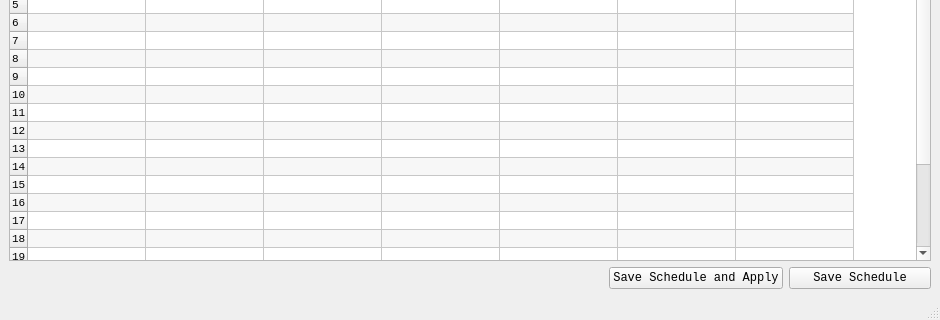
Before: the Qt Designer form ui/pomodor_ui.ui in carlosfelgarcia/PomodoTimer, drawn with Qt 5; both pictures show x 0 to 940 and y 280 to 600 of the 940 by 600 pixel window.
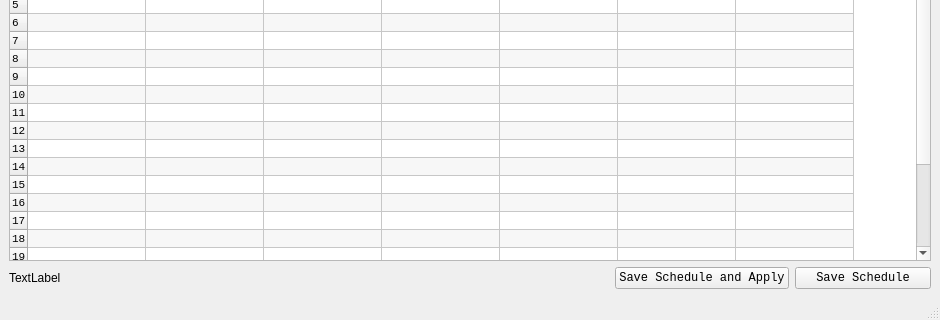
After: the same form once the commit is applied. Icons and pictures are not drawn.

Commit message: Managed pomodor timer by signals through the schedule. Set the calendar so it does set the background color if selected and white otherwise. Created utils module to handle the IO for configuration. Created schedule handler module so it handles the hours where the break or focus time starts

What changed in the file:
```diff
--- a/ui/pomodor_ui.ui
+++ b/ui/pomodor_ui.ui
@@ -416,20 +416,23 @@
     <item>
      <layout class="QHBoxLayout" name="horizontalLayout_3">
       <item>
-       <spacer name="horizontalSpacer_5">
-        <property name="orientation">
-         <enum>Qt::Horizontal</enum>
+       <widget class="QLabel" name="scheduler_info_lb">
+        <property name="sizePolicy">
+         <sizepolicy hsizetype="Fixed" vsizetype="Preferred">
+          <horstretch>0</horstretch>
+          <verstretch>0</verstretch>
+         </sizepolicy>
         </property>
-        <property name="sizeType">
-         <enum>QSizePolicy::Fixed</enum>
-        </property>
-        <property name="sizeHint" stdset="0">
+        <property name="minimumSize">
          <size>
           <width>600</width>
-          <height>20</height>
+          <height>0</height>
          </size>
         </property>
-       </spacer>
+        <property name="text">
+         <string>TextLabel</string>
+        </property>
+       </widget>
       </item>
       <item>
        <widget class="QPushButton" name="save_apply_schedule_btn">
```
The commit also changes 10 other files.
